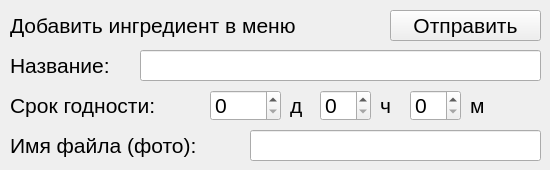
Before: the Qt Designer form ingredientadderwidget.ui in Omn1/TUIadmin, drawn with Qt 5.
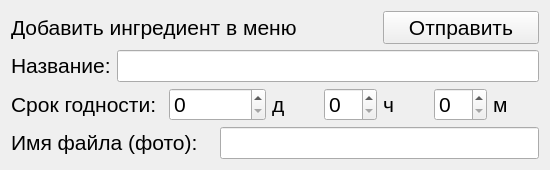
After: the same form once the commit is applied.

```diff
--- a/ingredientadderwidget.ui
+++ b/ingredientadderwidget.ui
@@ -19,27 +19,27 @@
   <property name="windowTitle">
    <string>Добавить ингредиент в меню</string>
   </property>
+  <layout class="QGridLayout" name="gridLayout">
+   <item row="0" column="0" colspan="6">
   <widget class="QLabel" name="label">
-   <property name="geometry">
-    <rect>
-     <x>10</x>
-     <y>10</y>
-     <width>361</width>
-     <height>31</height>
-    </rect>
+     <property name="sizePolicy">
+      <sizepolicy hsizetype="Preferred" vsizetype="Preferred">
+       <horstretch>0</horstretch>
+       <verstretch>0</verstretch>
+      </sizepolicy>
    </property>
    <property name="text">
     <string>&lt;html&gt;&lt;head/&gt;&lt;body&gt;&lt;p&gt;&lt;span style=&quot; font-size:16pt;&quot;&gt;Добавить ингредиент в меню&lt;/span&gt;&lt;/p&gt;&lt;/body&gt;&lt;/html&gt;</string>
    </property>
   </widget>
+   </item>
+   <item row="0" column="6" colspan="3">
   <widget class="QPushButton" name="sendButton">
-   <property name="geometry">
-    <rect>
-     <x>390</x>
-     <y>10</y>
-     <width>151</width>
-     <height>31</height>
-    </rect>
+     <property name="sizePolicy">
+      <sizepolicy hsizetype="Preferred" vsizetype="Preferred">
+       <horstretch>0</horstretch>
+       <verstretch>0</verstretch>
+      </sizepolicy>
    </property>
    <property name="font">
     <font>
@@ -50,55 +50,55 @@
     <string>Отправить</string>
    </property>
   </widget>
-  <widget class="QLineEdit" name="nameEdit">
-   <property name="geometry">
-    <rect>
-     <x>140</x>
-     <y>50</y>
-     <width>401</width>
-     <height>31</height>
-    </rect>
-   </property>
-   <property name="font">
-    <font>
-     <pointsize>16</pointsize>
-    </font>
-   </property>
-  </widget>
+   </item>
+   <item row="1" column="0">
   <widget class="QLabel" name="label_2">
-   <property name="geometry">
-    <rect>
-     <x>10</x>
-     <y>50</y>
-     <width>121</width>
-     <height>31</height>
-    </rect>
+     <property name="sizePolicy">
+      <sizepolicy hsizetype="Preferred" vsizetype="Preferred">
+       <horstretch>0</horstretch>
+       <verstretch>0</verstretch>
+      </sizepolicy>
    </property>
    <property name="text">
     <string>&lt;html&gt;&lt;head/&gt;&lt;body&gt;&lt;p&gt;&lt;span style=&quot; font-size:16pt;&quot;&gt;Название:&lt;/span&gt;&lt;/p&gt;&lt;/body&gt;&lt;/html&gt;</string>
    </property>
   </widget>
+   </item>
+   <item row="1" column="1" colspan="8">
+    <widget class="QLineEdit" name="nameEdit">
+     <property name="sizePolicy">
+      <sizepolicy hsizetype="Preferred" vsizetype="Preferred">
+       <horstretch>0</horstretch>
+       <verstretch>0</verstretch>
+      </sizepolicy>
+     </property>
+     <property name="font">
+      <font>
+       <pointsize>16</pointsize>
+      </font>
+     </property>
+    </widget>
+   </item>
+   <item row="2" column="0" colspan="2">
   <widget class="QLabel" name="label_3">
-   <property name="geometry">
-    <rect>
-     <x>10</x>
-     <y>90</y>
-     <width>191</width>
-     <height>31</height>
-    </rect>
+     <property name="sizePolicy">
+      <sizepolicy hsizetype="Preferred" vsizetype="Preferred">
+       <horstretch>0</horstretch>
+       <verstretch>0</verstretch>
+      </sizepolicy>
    </property>
    <property name="text">
     <string>&lt;html&gt;&lt;head/&gt;&lt;body&gt;&lt;p&gt;&lt;span style=&quot; font-size:16pt;&quot;&gt;Срок годности:&lt;/span&gt;&lt;/p&gt;&lt;/body&gt;&lt;/html&gt;</string>
    </property>
   </widget>
+   </item>
+   <item row="2" column="2" colspan="2">
   <widget class="QSpinBox" name="daysSpinBox">
-   <property name="geometry">
-    <rect>
-     <x>210</x>
-     <y>90</y>
-     <width>71</width>
-     <height>31</height>
-    </rect>
+     <property name="sizePolicy">
+      <sizepolicy hsizetype="Preferred" vsizetype="Preferred">
+       <horstretch>0</horstretch>
+       <verstretch>0</verstretch>
+      </sizepolicy>
    </property>
    <property name="font">
     <font>
@@ -109,27 +109,27 @@
     <number>999</number>
    </property>
   </widget>
+   </item>
+   <item row="2" column="4">
   <widget class="QLabel" name="label_4">
-   <property name="geometry">
-    <rect>
-     <x>290</x>
-     <y>90</y>
-     <width>21</width>
-     <height>31</height>
-    </rect>
+     <property name="sizePolicy">
+      <sizepolicy hsizetype="Preferred" vsizetype="Preferred">
+       <horstretch>0</horstretch>
+       <verstretch>0</verstretch>
+      </sizepolicy>
    </property>
    <property name="text">
     <string>&lt;html&gt;&lt;head/&gt;&lt;body&gt;&lt;p&gt;&lt;span style=&quot; font-size:16pt;&quot;&gt;д&lt;/span&gt;&lt;/p&gt;&lt;/body&gt;&lt;/html&gt;</string>
    </property>
   </widget>
+   </item>
+   <item row="2" column="5">
   <widget class="QSpinBox" name="hoursSpinBox">
-   <property name="geometry">
-    <rect>
-     <x>320</x>
-     <y>90</y>
-     <width>51</width>
-     <height>31</height>
-    </rect>
+     <property name="sizePolicy">
+      <sizepolicy hsizetype="Preferred" vsizetype="Preferred">
+       <horstretch>0</horstretch>
+       <verstretch>0</verstretch>
+      </sizepolicy>
    </property>
    <property name="font">
     <font>
@@ -140,27 +140,27 @@
     <number>23</number>
    </property>
   </widget>
+   </item>
+   <item row="2" column="6">
   <widget class="QLabel" name="label_5">
-   <property name="geometry">
-    <rect>
-     <x>380</x>
-     <y>90</y>
-     <width>21</width>
-     <height>31</height>
-    </rect>
+     <property name="sizePolicy">
+      <sizepolicy hsizetype="Preferred" vsizetype="Preferred">
+       <horstretch>0</horstretch>
+       <verstretch>0</verstretch>
+      </sizepolicy>
    </property>
    <property name="text">
     <string>&lt;html&gt;&lt;head/&gt;&lt;body&gt;&lt;p&gt;&lt;span style=&quot; font-size:16pt;&quot;&gt;ч&lt;/span&gt;&lt;/p&gt;&lt;/body&gt;&lt;/html&gt;</string>
    </property>
   </widget>
+   </item>
+   <item row="2" column="7">
   <widget class="QSpinBox" name="minutesSpinBox">
-   <property name="geometry">
-    <rect>
-     <x>410</x>
-     <y>90</y>
-     <width>51</width>
-     <height>31</height>
-    </rect>
+     <property name="sizePolicy">
+      <sizepolicy hsizetype="Preferred" vsizetype="Preferred">
+       <horstretch>0</horstretch>
+       <verstretch>0</verstretch>
+      </sizepolicy>
    </property>
    <property name="font">
     <font>
@@ -171,40 +171,40 @@
     <number>59</number>
    </property>
   </widget>
+   </item>
+   <item row="2" column="8">
   <widget class="QLabel" name="label_6">
-   <property name="geometry">
-    <rect>
-     <x>470</x>
-     <y>90</y>
-     <width>21</width>
-     <height>31</height>
-    </rect>
+     <property name="sizePolicy">
+      <sizepolicy hsizetype="Preferred" vsizetype="Preferred">
+       <horstretch>0</horstretch>
+       <verstretch>0</verstretch>
+      </sizepolicy>
    </property>
    <property name="text">
     <string>&lt;html&gt;&lt;head/&gt;&lt;body&gt;&lt;p&gt;&lt;span style=&quot; font-size:16pt;&quot;&gt;м&lt;/span&gt;&lt;/p&gt;&lt;/body&gt;&lt;/html&gt;</string>
    </property>
   </widget>
+   </item>
+   <item row="3" column="0" colspan="3">
   <widget class="QLabel" name="label_7">
-   <property name="geometry">
-    <rect>
-     <x>10</x>
-     <y>130</y>
-     <width>231</width>
-     <height>31</height>
-    </rect>
+     <property name="sizePolicy">
+      <sizepolicy hsizetype="Preferred" vsizetype="Preferred">
+       <horstretch>0</horstretch>
+       <verstretch>0</verstretch>
+      </sizepolicy>
    </property>
    <property name="text">
     <string>&lt;html&gt;&lt;head/&gt;&lt;body&gt;&lt;p&gt;&lt;span style=&quot; font-size:16pt;&quot;&gt;Имя файла (фото):&lt;/span&gt;&lt;/p&gt;&lt;/body&gt;&lt;/html&gt;</string>
    </property>
   </widget>
+   </item>
+   <item row="3" column="3" colspan="6">
   <widget class="QLineEdit" name="photoEdit">
-   <property name="geometry">
-    <rect>
-     <x>250</x>
-     <y>130</y>
-     <width>291</width>
-     <height>31</height>
-    </rect>
+     <property name="sizePolicy">
+      <sizepolicy hsizetype="Preferred" vsizetype="Preferred">
+       <horstretch>0</horstretch>
+       <verstretch>0</verstretch>
+      </sizepolicy>
    </property>
    <property name="font">
     <font>
@@ -212,6 +212,8 @@
     </font>
    </property>
   </widget>
+   </item>
+  </layout>
  </widget>
  <resources/>
  <connections/>
```
Lines whose indentation alone changed are shown as unchanged.
